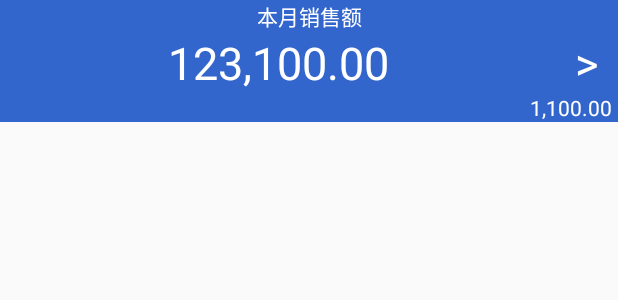
After one commit to junhuaqin/BusinessHelper, an Android app: the layout order_stat_frag.xml on its own in the app's theme, with its tools: preview values and no code run, on a phone screen of 412 x 824 dp. The commit adds this screen. Shown: the top 300 px of the screen. Run offline under Robolectric (Android 15) with nearby library versions, the phone set to English and light mode, and no system bars.

Commit message:
add statistic for order

```diff
--- a/app/src/main/java/com/qfg/businesshelper/data/source/OrdersDataSource.java
+++ b/app/src/main/java/com/qfg/businesshelper/data/source/OrdersDataSource.java
@@ -1,6 +1,7 @@
 package com.qfg.businesshelper.data.source;
 
 import com.qfg.businesshelper.orders.domain.model.Order;
+import com.qfg.businesshelper.statistics.domain.model.OrderStatistics;
 
 import java.util.List;
 
@@ -13,4 +14,5 @@ public interface OrdersDataSource {
 
     Observable<List<Order>> getOrders(long from, long to);
     Observable<Order> saveOrder(Order order);
+    Observable<OrderStatistics> getStatistics();
 }
--- a/app/src/main/java/com/qfg/businesshelper/orders/domain/model/Order.java
+++ b/app/src/main/java/com/qfg/businesshelper/orders/domain/model/Order.java
@@ -50,6 +50,7 @@ public class Order {
 
     public Order setItems(@NonNull List<OrderItem> items) {
         this.items = items;
+        this.totalPrice = 0;
         for (OrderItem item : this.items) {
             addTotalPrice(item);
         }
--- a/app/src/main/java/com/qfg/businesshelper/services/clients/OrderClient.java
+++ b/app/src/main/java/com/qfg/businesshelper/services/clients/OrderClient.java
@@ -1,6 +1,7 @@
 package com.qfg.businesshelper.services.clients;
 
 import com.qfg.businesshelper.orders.domain.model.Order;
+import com.qfg.businesshelper.statistics.domain.model.OrderStatistics;
 
 import java.util.List;
 
@@ -22,4 +23,7 @@ public interface OrderClient {
 
     @POST("orders/add")
     Observable<Order> saveOrder(@Body Order order);
+
+    @GET("orders/statics")
+    Observable<OrderStatistics> getStatistics();
 }
--- /dev/null
+++ b/app/src/main/res/layout/order_stat_frag.xml
@@ -0,0 +1,64 @@
+<?xml version="1.0" encoding="utf-8"?>
+<LinearLayout xmlns:android="http://schemas.android.com/apk/res/android"
+    android:orientation="vertical" android:layout_width="match_parent"
+    android:layout_height="match_parent">
+        <TextView
+            android:layout_width="match_parent"
+            android:layout_height="wrap_content"
+            android:text="@string/curMonTotalSale"
+            android:textColor="@android:color/white"
+            android:gravity="center"
+            android:background="@color/colorBlue"/>
+        <ProgressBar
+            android:id="@+id/staticsProgressBar"
+            style="?android:attr/progressBarStyleSmall"
+            android:layout_width="match_parent"
+            android:layout_height="55dp"
+            android:indeterminate="true"
+            android:background="@color/colorBlue"
+            android:visibility="gone"/>
+        <LinearLayout
+            android:id="@+id/contentFrame"
+            android:layout_width="match_parent"
+            android:layout_height="match_parent"
+            android:orientation="vertical">
+            <LinearLayout
+                android:layout_width="match_parent"
+                android:layout_height="wrap_content"
+                android:orientation="horizontal"
+                android:background="@color/colorBlue">
+                <TextView
+                    android:id="@+id/curMon"
+                    android:layout_width="0dp"
+                    android:layout_weight="9"
+                    android:layout_height="wrap_content"
+                    android:gravity="center"
+                    android:freezesText="true"
+                    android:text="123,100.00"
+                    android:textSize="30sp"
+                    android:textColor="@android:color/white"
+                    android:onClick="onShowOrders"/>
+                <TextView
+                    android:id="@+id/showOrders"
+                    android:layout_width="0dp"
+                    android:layout_weight="1"
+                    android:layout_height="wrap_content"
+                    android:text=">"
+                    android:textSize="30sp"
+                    android:textColor="@android:color/white"
+                    android:gravity="center"
+                    android:onClick="onShowOrders"/>
+            </LinearLayout>
+            <TextView
+                android:id="@+id/curDay"
+                android:layout_width="match_parent"
+                android:layout_height="wrap_content"
+                android:paddingEnd="4dp"
+                android:paddingRight="4dp"
+                android:text="1,100.00"
+                android:freezesText="true"
+                android:textColor="@android:color/white"
+                android:gravity="center_vertical|right"
+                android:background="@color/colorBlue"/>
+        </LinearLayout>
+</LinearLayout>
--- a/app/src/main/res/layout/save_order_frag.xml
+++ b/app/src/main/res/layout/save_order_frag.xml
@@ -47,6 +47,7 @@
                 android:layout_weight="1"
                 android:text="@string/submit"/>
             <Button
+                android:id="@+id/clear_items"
                 android:layout_width="0dp"
                 android:layout_height="wrap_content"
                 android:layout_weight="1"
--- a/app/src/main/res/values/colors.xml
+++ b/app/src/main/res/values/colors.xml
@@ -3,4 +3,5 @@
     <color name="colorPrimary">#3F51B5</color>
     <color name="colorPrimaryDark">#303F9F</color>
     <color name="colorAccent">#FF4081</color>
+    <color name="colorBlue">#3366cc</color>
 </resources>
--- a/app/src/main/res/values/strings.xml
+++ b/app/src/main/res/values/strings.xml
@@ -5,6 +5,10 @@
     <string name="cancel">取消</string>
     <string name="submitSuccess">提交成功</string>
     <string name="totalPrice">总价:%1$s</string>
+
+    <!-- Strings related to order statistics -->
+    <string name="curMonTotalSale">本月销售额</string>
+    <string name="curDayTotalSale">今日销售额:%1$s</string>
 
     <!-- Strings related to order item -->
     <string name="prompt_barcode">产品码</string>
```
Also changed, not shown: app/src/main/java/com/qfg/businesshelper/data/source/remote/RemoteOrdersDS.java (+7 -0 lines), app/src/main/java/com/qfg/businesshelper/integration/ReportSaleActivity.java (+25 -3 lines), app/src/main/java/com/qfg/businesshelper/saveorder/SaveOrderContract.java (+7 -0 lines), app/src/main/java/com/qfg/businesshelper/saveorder/SaveOrderFragment.java (+14 -0 lines), app/src/main/java/com/qfg/businesshelper/saveorder/SaveOrderPresenter.java (+21 -0 lines), app/src/main/java/com/qfg/businesshelper/statistics/OrderStatContract.java (added, +22 -0 lines), app/src/main/java/com/qfg/businesshelper/statistics/OrderStatFragment.java (added, +85 -0 lines), app/src/main/java/com/qfg/businesshelper/statistics/OrderStatPresenter.java (added, +66 -0 lines), app/src/main/java/com/qfg/businesshelper/statistics/domain/model/OrderStatistics.java (added, +25 -0 lines), app/src/main/java/com/qfg/businesshelper/statistics/domain/usecase/GetOrderStatistics.java (added, +47 -0 lines), app/src/main/java/com/qfg/businesshelper/utils/Formatter.java (+8 -0 lines), app/src/main/res/layout/report_sale_act.xml (+10 -4 lines).
